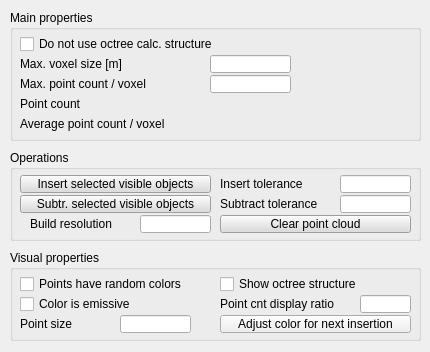
This is ui/qdlgpointclouds.ui in CoppeliaRobotics/coppeliaSimLib as Qt 5 draws it before an edit. The edited form follows.
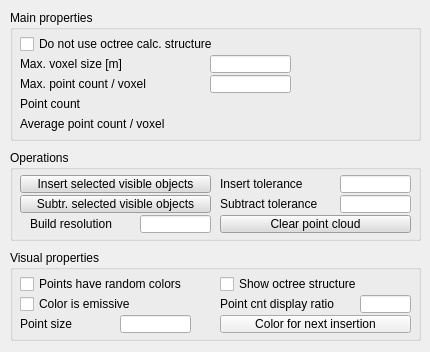
This is the edited form.

The edit to the form file:
```diff
--- a/ui/qdlgpointclouds.ui
+++ b/ui/qdlgpointclouds.ui
@@ -47,7 +47,7 @@
      <enum>Qt::StrongFocus</enum>
     </property>
     <property name="text">
-     <string>Adjust color for next insertion</string>
+     <string>Color for next insertion</string>
     </property>
    </widget>
    <widget class="QCheckBox" name="qqRandomColors">
```
